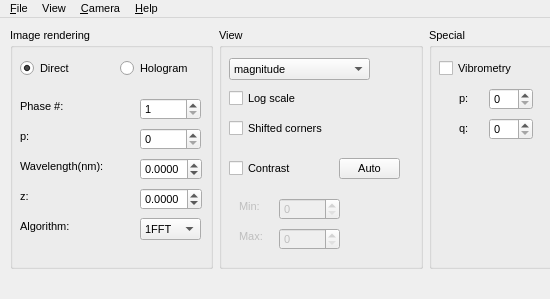
Old version of the form Holovibes/main_window.ui in the repository DigitalHolography/Holovibes; both pictures show x 0 to 550 and y 0 to 299 of the 856 by 299 pixel window.
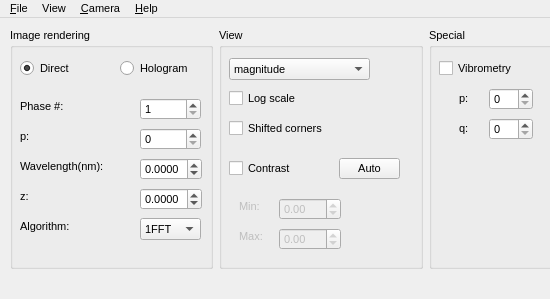
New version of the form. Custom widgets are drawn as their Qt base class.

Commit message: min and max values change to double type and are now a 10 base log value in GUI

Diff of the .ui file:
```diff
--- a/Holovibes/main_window.ui
+++ b/Holovibes/main_window.ui
@@ -519,7 +519,7 @@
          <string>Contrast</string>
         </property>
        </widget>
-       <widget class="QSpinBox" name="contrastMinSpinBox">
+       <widget class="QDoubleSpinBox" name="contrastMinDoubleSpinBox">
         <property name="enabled">
          <bool>false</bool>
         </property>
@@ -527,15 +527,18 @@
          <rect>
           <x>60</x>
           <y>170</y>
-          <width>61</width>
+          <width>62</width>
           <height>22</height>
          </rect>
         </property>
+        <property name="minimum">
+         <double>-100.000000000000000</double>
+        </property>
         <property name="maximum">
-         <number>65535</number>
+         <double>100.000000000000000</double>
         </property>
        </widget>
-       <widget class="QSpinBox" name="contrastMaxSpinBox">
+       <widget class="QDoubleSpinBox" name="contrastMaxDoubleSpinBox">
         <property name="enabled">
          <bool>false</bool>
         </property>
@@ -543,12 +546,15 @@
          <rect>
           <x>60</x>
           <y>200</y>
-          <width>61</width>
+          <width>62</width>
           <height>22</height>
          </rect>
         </property>
+        <property name="minimum">
+         <double>-100.000000000000000</double>
+        </property>
         <property name="maximum">
-         <number>1000000</number>
+         <double>100.000000000000000</double>
         </property>
        </widget>
       </widget>
```
Left out of the diff: 68 changed lines with no effect on the pictures. The commit also changes 2 other files.
